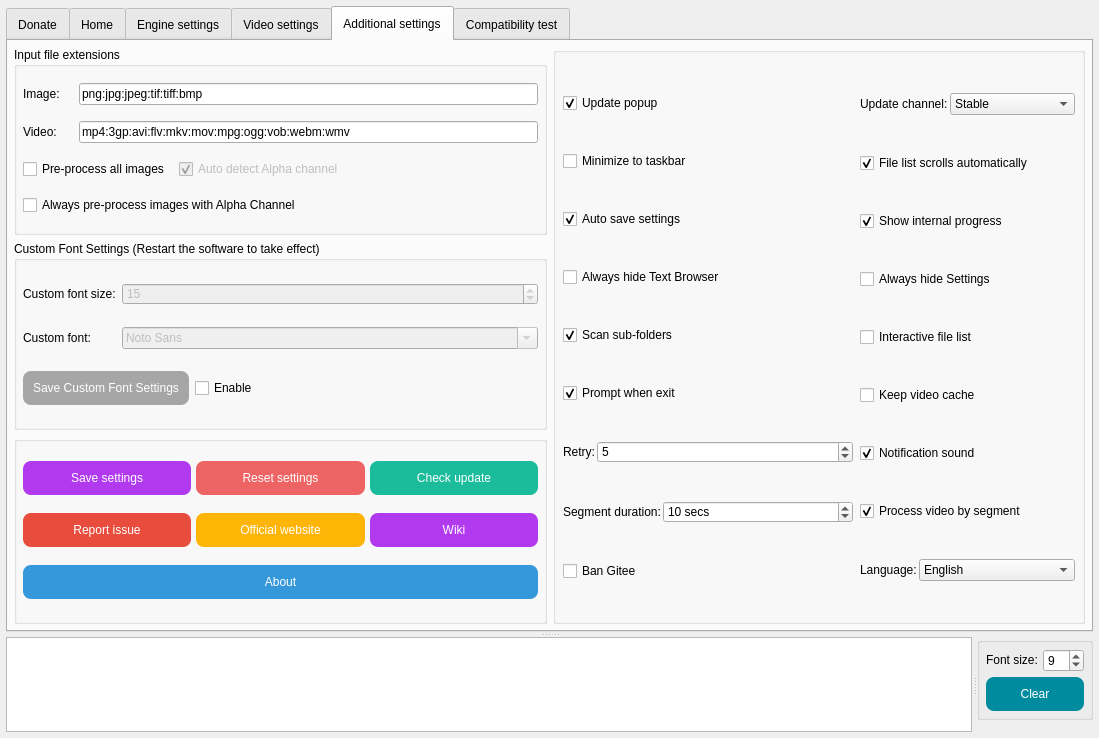
AaronFeng753/Waifu2x-Extension-GUI, file SRC/Waifu2x-Extension-QT/mainwindow.ui: the form before one commit.
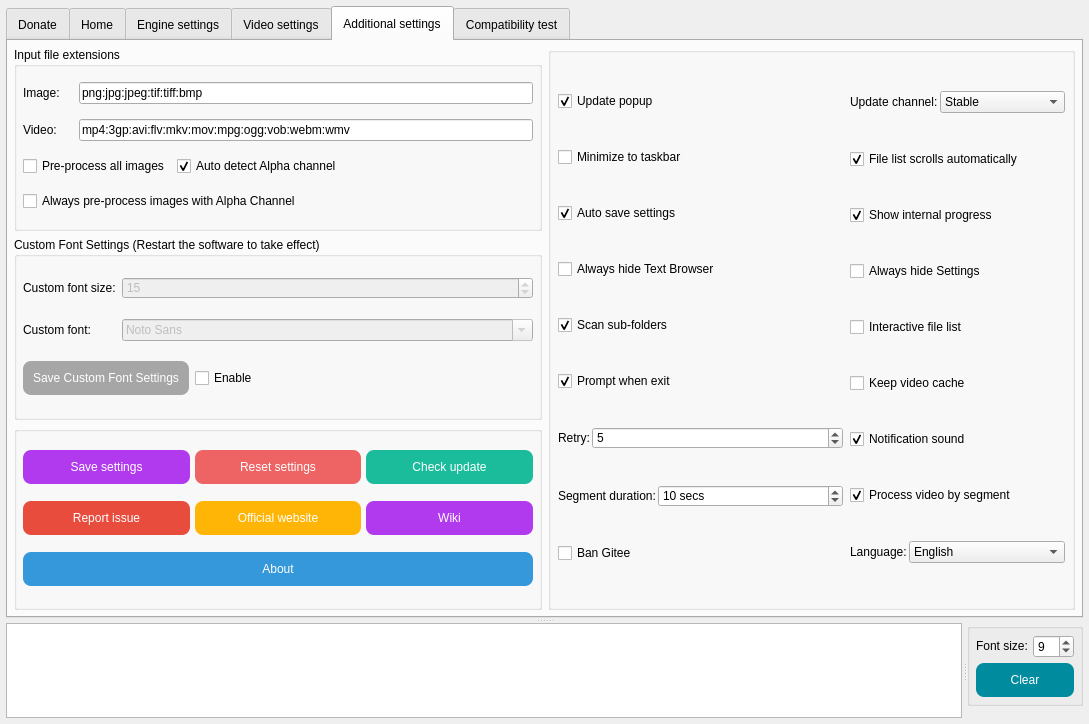
The form after the commit. The open tabs and pages were chosen to show the change. Icons and pictures are not drawn.

Diff of the .ui file:
```diff
--- a/SRC/Waifu2x-Extension-QT/mainwindow.ui
+++ b/SRC/Waifu2x-Extension-QT/mainwindow.ui
@@ -6,8 +6,8 @@
    <rect>
     <x>0</x>
     <y>0</y>
-    <width>1099</width>
-    <height>738</height>
+    <width>1089</width>
+    <height>724</height>
    </rect>
   </property>
   <property name="sizePolicy">
@@ -6186,7 +6186,7 @@
                 <item row="2" column="2">
                  <widget class="QCheckBox" name="checkBox_AutoDetectAlphaChannel">
                   <property name="enabled">
-                   <bool>false</bool>
+                   <bool>true</bool>
                   </property>
                   <property name="toolTip">
                    <string>When the alpha channel is detected in the picture, software will
```
Left out of the diff: 6 changed lines with no effect on the pictures.
